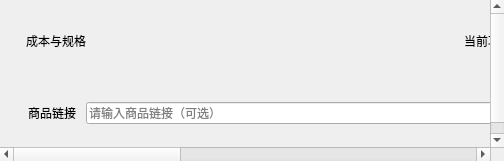
This is src/profit_accounting_26/ui/forms/pages/calculation_page.ui in aidenkael/2.6.1 as Qt 5 draws it before an edit. The edited form follows.
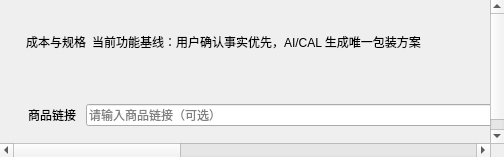
This is the edited form.

Commit message:
fix: restore compact cost and packaging cards after ui split
根因：shell 重建时删除了所有 stdset=0 属性，导致 costPackingSection
丢失 card=true → QSS QFrame[card=true] 不命中 → 白色卡片背景消失。

修复：从基线原样重建 shell，仅删除 calculationBody geometry（冲突
widgetResizable），保留所有 stdset=0 动态属性（card/sectionTitle/hint/
selected/frozen/preview/unitLabel/subsidyStatus 等）。

运行时验证：
- costPackingSection.property('card') = True ✓
- normalPackageCard.property('selected') = True ✓
- conservativePackageCard.property('frozen') = True ✓
- 1920×1080 scroll max=0 ✓
- 1280×720 scroll max=351 ✓
- 244 passed / 0 findings

Patch:
```diff
--- a/src/profit_accounting_26/ui/forms/pages/calculation_page.ui
+++ b/src/profit_accounting_26/ui/forms/pages/calculation_page.ui
@@ -165,7 +165,14 @@
                         </property>
                         <property name="sizeType">
                          <enum>QSizePolicy::Policy::Expanding</enum>
-                        </property>                       </spacer>
+                        </property>
+                        <property name="sizeHint" stdset="0">
+                         <size>
+                          <width>20</width>
+                          <height>20</height>
+                         </size>
+                        </property>
+                       </spacer>
                       </item>
                      </layout>
                     </item>
@@ -308,7 +315,14 @@
                  </property>
                  <property name="sizeType">
                   <enum>QSizePolicy::Policy::Expanding</enum>
-                 </property>                </spacer>
+                 </property>
+                 <property name="sizeHint" stdset="0">
+                  <size>
+                   <width>1</width>
+                   <height>1</height>
+                  </size>
+                 </property>
+                </spacer>
                </item>
               </layout>
              </widget>
```
Left out of the diff: 30 changed lines with no effect on the pictures.
